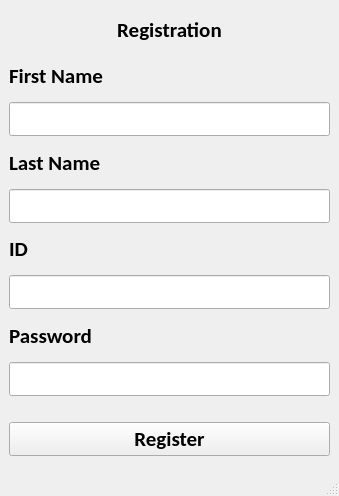
Old version of the form UI files/registration page.ui in the repository tikna1234/minor-project.
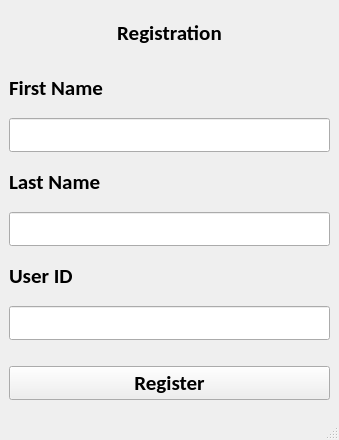
New version of the form.

Patch:
```diff
--- a/UI files/registration page.ui
+++ b/UI files/registration page.ui
@@ -7,7 +7,7 @@
     <x>0</x>
     <y>0</y>
     <width>339</width>
-    <height>496</height>
+    <height>440</height>
    </rect>
   </property>
   <property name="font">
@@ -67,7 +67,7 @@
        <enum>Qt::LeftToRight</enum>
       </property>
       <property name="text">
-       <string>ID</string>
+       <string>User ID</string>
       </property>
       <property name="alignment">
        <set>Qt::AlignLeading|Qt::AlignLeft|Qt::AlignVCenter</set>
@@ -75,20 +75,7 @@
      </widget>
     </item>
     <item>
-     <widget class="QLineEdit" name="lineEdit_4"/>
-    </item>
-    <item>
-     <widget class="QLabel" name="label">
-      <property name="enabled">
-       <bool>true</bool>
-      </property>
-      <property name="text">
-       <string>Password</string>
-      </property>
-     </widget>
-    </item>
-    <item>
-     <widget class="QLineEdit" name="lineEdit_5"/>
+     <widget class="QLineEdit" name="UserIdLineEdit"/>
     </item>
     <item>
      <spacer name="verticalSpacer">
```
Left out of the diff: 22 changed lines with no effect on the pictures.
